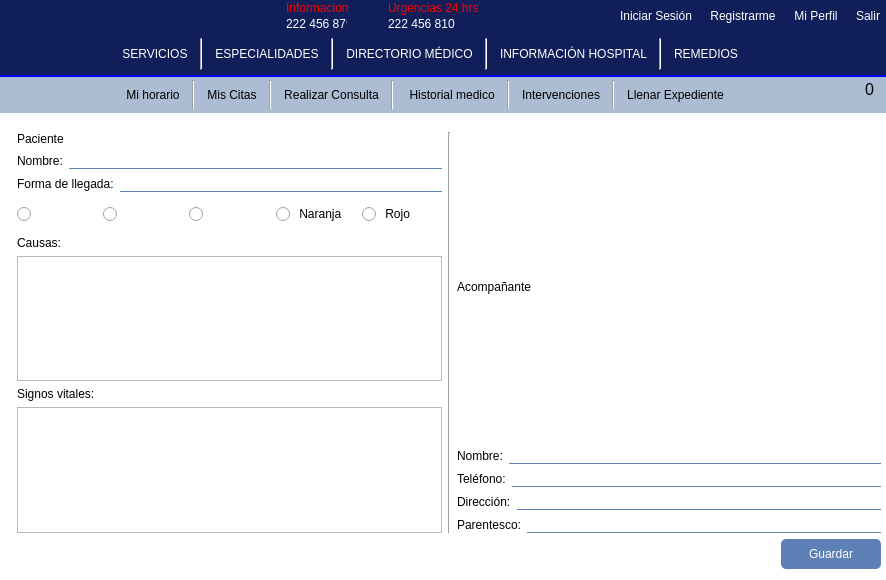
Old version of the form mainwindow.ui in the repository Laloses/Hospital.
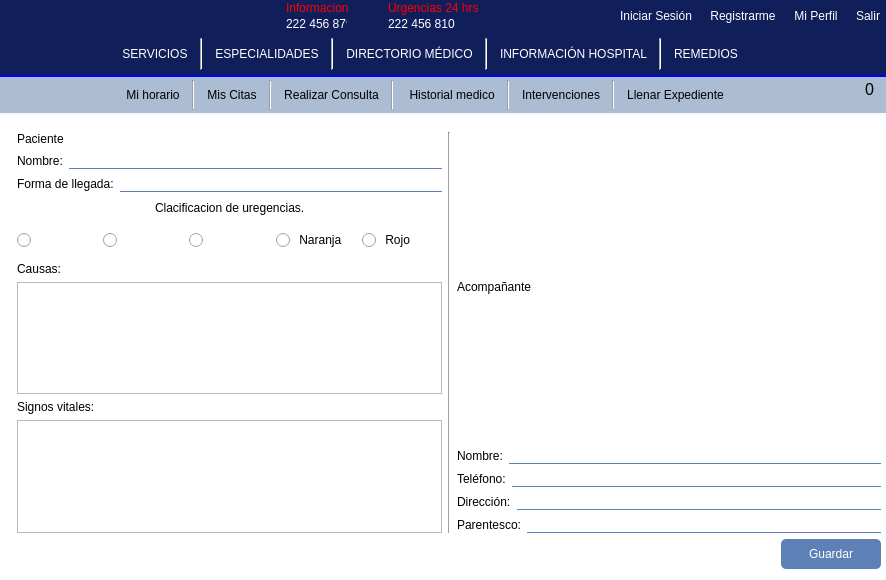
New version of the form. Icons and pictures are not drawn.

Commit message: trabajo en la ui

What changed in the file:
```diff
--- a/mainwindow.ui
+++ b/mainwindow.ui
@@ -4298,7 +4298,7 @@
                     <x>0</x>
                     <y>0</y>
                     <width>230</width>
-                    <height>80</height>
+                    <height>439</height>
                    </rect>
                   </property>
                   <layout class="QGridLayout" name="gridLayout_48">
@@ -5281,8 +5281,8 @@
                    <rect>
                     <x>0</x>
                     <y>0</y>
-                    <width>45</width>
-                    <height>20</height>
+                    <width>848</width>
+                    <height>358</height>
                    </rect>
                   </property>
                   <layout class="QGridLayout" name="gridLayout_19">
@@ -5824,8 +5824,8 @@
                    <rect>
                     <x>0</x>
                     <y>0</y>
-                    <width>45</width>
-                    <height>20</height>
+                    <width>848</width>
+                    <height>371</height>
                    </rect>
                   </property>
                   <layout class="QGridLayout" name="gridLayout_37">
@@ -6395,7 +6395,7 @@
                     <rect>
                      <x>0</x>
                      <y>0</y>
-                     <width>354</width>
+                     <width>402</width>
                      <height>412</height>
                     </rect>
                    </property>
@@ -6802,7 +6802,7 @@
                 <rect>
                  <x>0</x>
                  <y>0</y>
-                 <width>202</width>
+                 <width>849</width>
                  <height>1092</height>
                 </rect>
                </property>
@@ -7095,17 +7095,22 @@
            </widget>
           </widget>
           <widget class="QWidget" name="page_15">
-           <layout class="QGridLayout" name="gridLayout_68">
+           <layout class="QGridLayout" name="gridLayout_69">
             <item row="0" column="0">
-             <layout class="QVBoxLayout" name="verticalLayout_46">
-              <item>
                <widget class="QLabel" name="label_37">
                 <property name="text">
                  <string>Paciente</string>
                 </property>
                </widget>
               </item>
-              <item>
+            <item row="0" column="1" rowspan="7">
+             <widget class="Line" name="line_11">
+              <property name="orientation">
+               <enum>Qt::Vertical</enum>
+              </property>
+             </widget>
+            </item>
+            <item row="1" column="0">
                <layout class="QGridLayout" name="gridLayout_58">
                 <item row="0" column="0">
                  <widget class="QLabel" name="label_36">
@@ -7123,7 +7128,7 @@
                 </item>
                </layout>
               </item>
-              <item>
+            <item row="2" column="0">
                <layout class="QGridLayout" name="gridLayout_59">
                 <item row="0" column="0">
                  <widget class="QLabel" name="label_38">
@@ -7137,72 +7142,46 @@
                 </item>
                </layout>
               </item>
-              <item>
+            <item row="3" column="0">
+             <layout class="QGridLayout" name="gridLayout_68">
+              <item row="0" column="0">
+               <spacer name="horizontalSpacer_117">
+                <property name="orientation">
+                 <enum>Qt::Horizontal</enum>
+                </property>
+                <property name="sizeHint" stdset="0">
+                 <size>
+                  <width>57</width>
+                  <height>20</height>
+                 </size>
+                </property>
+               </spacer>
+              </item>
+              <item row="0" column="1">
+               <widget class="QLabel" name="label_45">
+                <property name="text">
+                 <string>Clacificacion de uregencias.</string>
+                </property>
+               </widget>
+              </item>
+              <item row="0" column="2">
+               <spacer name="horizontalSpacer_118">
+                <property name="orientation">
+                 <enum>Qt::Horizontal</enum>
+                </property>
+                <property name="sizeHint" stdset="0">
+                 <size>
+                  <width>57</width>
+                  <height>20</height>
+                 </size>
+                </property>
+               </spacer>
+              </item>
+             </layout>
+            </item>
+            <item row="4" column="0">
                <layout class="QGridLayout" name="gridLayout_65">
-                <item row="0" column="0">
-                 <widget class="QRadioButton" name="radioButton_2">
-                  <property name="minimumSize">
-                   <size>
-                    <width>32</width>
-                    <height>32</height>
-                   </size>
-                  </property>
-                  <property name="text">
-                   <string/>
-                  </property>
-                  <property name="icon">
-                   <iconset resource="imgs/imgs.qrc">
-                    <normaloff>:/imgs/azul.png</normaloff>:/imgs/azul.png</iconset>
-                  </property>
-                  <property name="iconSize">
-                   <size>
-                    <width>24</width>
-                    <height>24</height>
-                   </size>
-                  </property>
-                 </widget>
-                </item>
-                <item row="0" column="1">
-                 <widget class="QRadioButton" name="radioButton_5">
-                  <property name="sizePolicy">
-                   <sizepolicy hsizetype="Preferred" vsizetype="Fixed">
-                    <horstretch>0</horstretch>
-                    <verstretch>0</verstretch>
-                   </sizepolicy>
-                  </property>
-                  <property name="text">
-                   <string> </string>
-                  </property>
-                  <property name="icon">
-                   <iconset resource="imgs/imgs.qrc">
-                    <normaloff>:/imgs/verde.png</normaloff>:/imgs/verde.png</iconset>
-                  </property>
-                  <property name="iconSize">
-                   <size>
-                    <width>24</width>
-                    <height>24</height>
-                   </size>
-                  </property>
-                 </widget>
-                </item>
-                <item row="0" column="2">
-                 <widget class="QRadioButton" name="radioButton_3">
-                  <property name="text">
-                   <string> </string>
-                  </property>
-                  <property name="icon">
-                   <iconset resource="imgs/imgs.qrc">
-                    <normaloff>:/imgs/amarillo.png</normaloff>:/imgs/amarillo.png</iconset>
-                  </property>
-                  <property name="iconSize">
-                   <size>
-                    <width>24</width>
-                    <height>24</height>
-                   </size>
-                  </property>
-                 </widget>
-                </item>
-                <item row="0" column="3">
+              <item row="2" column="3">
                  <widget class="QRadioButton" name="radioButton_4">
                   <property name="text">
                    <string> Naranja</string>
@@ -7219,7 +7198,70 @@
                   </property>
                  </widget>
                 </item>
-                <item row="0" column="4">
+              <item row="2" column="2">
+               <widget class="QRadioButton" name="radioButton_3">
+                <property name="text">
+                 <string> </string>
+                </property>
+                <property name="icon">
+                 <iconset resource="imgs/imgs.qrc">
+                  <normaloff>:/imgs/amarillo.png</normaloff>:/imgs/amarillo.png</iconset>
+                </property>
+                <property name="iconSize">
+                 <size>
+                  <width>24</width>
+                  <height>24</height>
+                 </size>
+                </property>
+               </widget>
+              </item>
+              <item row="2" column="1">
+               <widget class="QRadioButton" name="radioButton_5">
+                <property name="sizePolicy">
+                 <sizepolicy hsizetype="Preferred" vsizetype="Fixed">
+                  <horstretch>0</horstretch>
+                  <verstretch>0</verstretch>
+                 </sizepolicy>
+                </property>
+                <property name="text">
+                 <string> </string>
+                </property>
+                <property name="icon">
+                 <iconset resource="imgs/imgs.qrc">
+                  <normaloff>:/imgs/verde.png</normaloff>:/imgs/verde.png</iconset>
+                </property>
+                <property name="iconSize">
+                 <size>
+                  <width>24</width>
+                  <height>24</height>
+                 </size>
+                </property>
+               </widget>
+              </item>
+              <item row="2" column="0">
+               <widget class="QRadioButton" name="radioButton_2">
+                <property name="minimumSize">
+                 <size>
+                  <width>32</width>
+                  <height>32</height>
+                 </size>
+                </property>
+                <property name="text">
+                 <string/>
+                </property>
+                <property name="icon">
+                 <iconset resource="imgs/imgs.qrc">
+                  <normaloff>:/imgs/azul.png</normaloff>:/imgs/azul.png</iconset>
+                </property>
+                <property name="iconSize">
+                 <size>
+                  <width>24</width>
+                  <height>24</height>
+                 </size>
+                </property>
+               </widget>
+              </item>
+              <item row="2" column="4">
                  <widget class="QRadioButton" name="radioButton">
                   <property name="text">
                    <string> Rojo</string>
@@ -7238,7 +7280,7 @@
                 </item>
                </layout>
               </item>
-              <item>
+            <item row="5" column="0">
                <layout class="QGridLayout" name="gridLayout_60">
                 <item row="0" column="0">
                  <widget class="QLabel" name="label_39">
@@ -7252,7 +7294,7 @@
                 </item>
                </layout>
               </item>
-              <item>
+            <item row="6" column="0">
                <layout class="QGridLayout" name="gridLayout_61">
                 <item row="0" column="0">
                  <widget class="QLabel" name="label_40">
@@ -7266,16 +7308,43 @@
                 </item>
                </layout>
               </item>
-             </layout>
-            </item>
-            <item row="0" column="1">
-             <widget class="Line" name="line_11">
+            <item row="7" column="2">
+             <layout class="QGridLayout" name="gridLayout_67">
+              <item row="0" column="0">
+               <spacer name="horizontalSpacer_110">
               <property name="orientation">
-               <enum>Qt::Vertical</enum>
+                 <enum>Qt::Horizontal</enum>
+                </property>
+                <property name="sizeHint" stdset="0">
+                 <size>
+                  <width>198</width>
+                  <height>20</height>
+                 </size>
+                </property>
+               </spacer>
+              </item>
+              <item row="0" column="1">
+               <widget class="QPushButton" name="pushButton_5">
+                <property name="minimumSize">
+                 <size>
+                  <width>100</width>
+                  <height>30</height>
+                 </size>
+                </property>
+                <property name="maximumSize">
+                 <size>
+                  <width>16777215</width>
+                  <height>16777215</height>
+                 </size>
+                </property>
+                <property name="text">
+                 <string>Guardar</string>
               </property>
              </widget>
             </item>
-            <item row="0" column="2">
+             </layout>
+            </item>
+            <item row="0" column="2" rowspan="7">
              <layout class="QVBoxLayout" name="verticalLayout_39">
               <item>
                <widget class="QLabel" name="label_41">
@@ -7342,42 +7411,6 @@
               </item>
              </layout>
             </item>
-            <item row="1" column="2">
-             <layout class="QGridLayout" name="gridLayout_67">
-              <item row="0" column="0">
-               <spacer name="horizontalSpacer_110">
-                <property name="orientation">
-                 <enum>Qt::Horizontal</enum>
-                </property>
-                <property name="sizeHint" stdset="0">
-                 <size>
-                  <width>198</width>
-                  <height>20</height>
-                 </size>
-                </property>
-               </spacer>
-              </item>
-              <item row="0" column="1">
-               <widget class="QPushButton" name="pushButton_5">
-                <property name="minimumSize">
-                 <size>
-                  <width>100</width>
-                  <height>30</height>
-                 </size>
-                </property>
-                <property name="maximumSize">
-                 <size>
-                  <width>16777215</width>
-                  <height>16777215</height>
-                 </size>
-                </property>
-                <property name="text">
-                 <string>Guardar</string>
-                </property>
-               </widget>
-              </item>
-             </layout>
-            </item>
            </layout>
           </widget>
          </widget>
```
Lines whose indentation alone changed are shown as unchanged.
